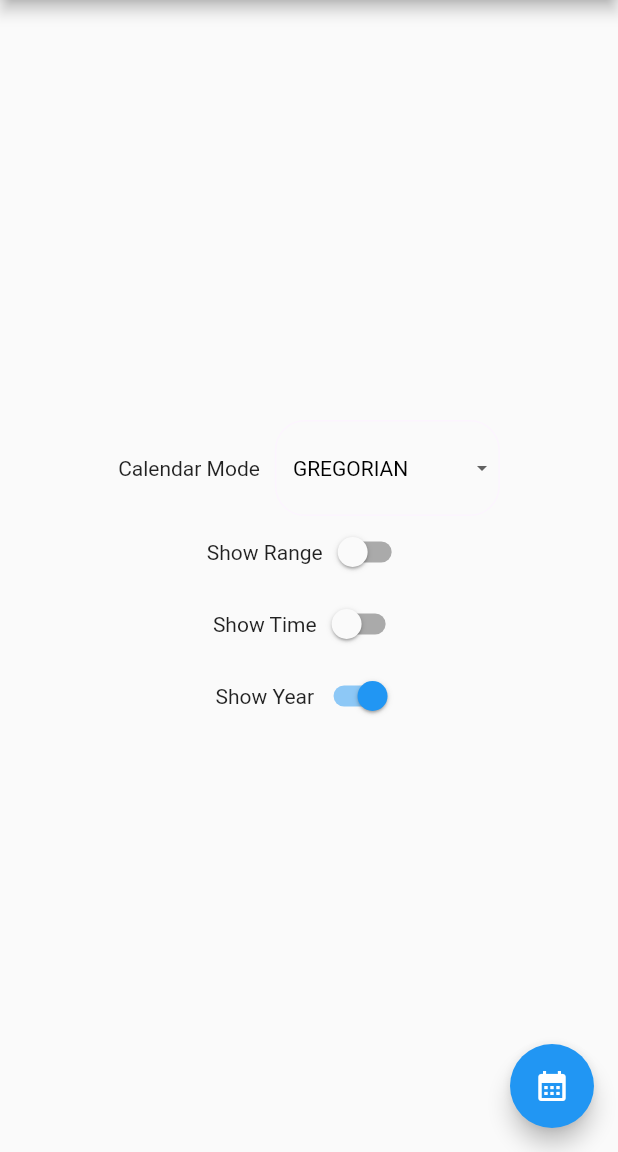
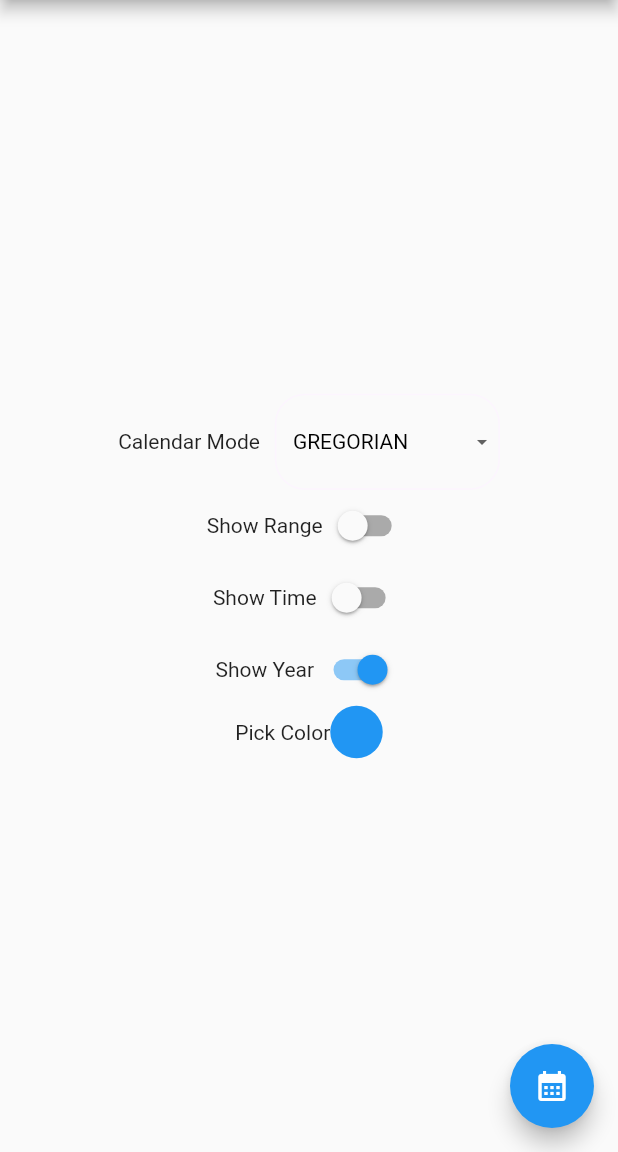
Before and after one commit to FtADev/Date-Picker, a Flutter app: the screen it shows after launch, on a phone screen of 412 x 824 dp, the part 84-1236 px from its top. Run offline on Flutter 3.47's test engine with Material 2 defaults, Android fonts, the phone set to English and light mode, and no system bars; our stand-ins replace flutter_colorpicker, flutter_riverpod, shamsi_date.

Commit message:
Add custom color

```diff
--- a/lib/dialog/date_picker_dialog.dart
+++ b/lib/dialog/date_picker_dialog.dart
@@ -10,6 +10,7 @@ import '../core/calendar_mode.dart';
 import '../functions.dart';
 import '../generated/l10n.dart';
 import '../provider/date_provider.dart';
+import '../provider/main_provider.dart';
 import '../styles.dart';
 import '../widgets/month_view.dart';
 import '../widgets/rounded_button.dart';
@@ -79,6 +80,7 @@ class _MyDatePickerDialogState extends ConsumerState<MyDatePickerDialog> {
   @override
   Widget build(BuildContext context) {
     DateProvider provider = ref.watch(AllProvider.dateProvider);
+    MainProvider mainProvider = ref.watch(AllProvider.mainProvider);
 
     return SimpleDialog(
       shape: RoundedRectangleBorder(
@@ -132,6 +134,8 @@ class _MyDatePickerDialogState extends ConsumerState<MyDatePickerDialog> {
                     calMode: widget.calMode,
                     disableDates: widget.disableDates,
                     isRangeSelection: widget.showRange,
+                    primaryColor: mainProvider.color,
+                    secondaryColor: mainProvider.color.withOpacity(0.2),
                   ),
                   widget.showTime
                       ? Column(
@@ -155,6 +159,7 @@ class _MyDatePickerDialogState extends ConsumerState<MyDatePickerDialog> {
                   ),
                   RoundedButton(
                     title: S.of(context).submit,
+                    color: mainProvider.color,
                     onTap: () {
                       if (widget.showRange) {
                         if (provider.selectedDay1 == null) {
--- a/lib/home.dart
+++ b/lib/home.dart
@@ -4,6 +4,7 @@ import 'package:flutter_riverpod/flutter_riverpod.dart';
 import 'all_providers.dart';
 import 'core/base_datetime.dart';
 import 'core/calendar_mode.dart';
+import 'dialog/color_picker_dialog.dart';
 import 'dialog/date_picker_dialog.dart';
 import 'generated/l10n.dart';
 import 'provider/main_provider.dart';
@@ -108,6 +109,34 @@ class MyHomePage extends ConsumerWidget {
                   },
                 )
               ],
+            ),
+            Row(
+              mainAxisSize: MainAxisSize.min,
+              children: [
+                Text(S.of(context).pickColor),
+                MouseRegion(
+                  cursor: SystemMouseCursors.click,
+                  child: GestureDetector(
+                    onTap: () => showDialog(
+                        context: context,
+                        builder: (_) => ColorPickerDialog(
+                              color: provider.color,
+                              onColorSubmit: (color) {
+                                provider.color = color;
+                                Navigator.pop(context);
+                              },
+                            )),
+                    child: Container(
+                      width: 35,
+                      height: 35,
+                      decoration: BoxDecoration(
+                        borderRadius: BorderRadius.circular(20),
+                        color: provider.color,
+                      ),
+                    ),
+                  ),
+                ),
+              ],
             )
           ],
         ),
--- a/lib/l10n/intl_en.arb
+++ b/lib/l10n/intl_en.arb
@@ -9,5 +9,6 @@
   "showRange": "Show Range",
   "showYear": "Show Year",
   "calMode": "Calendar Mode",
-  "datePicker": "Date Picker"
+  "datePicker": "Date Picker",
+  "pickColor": "Pick Color"
 }
--- a/lib/l10n/intl_fa.arb
+++ b/lib/l10n/intl_fa.arb
@@ -9,5 +9,6 @@
   "showRange": "انتخاب بازه‌ای",
   "showYear": "نشان دادن سال",
   "calMode": "انتخاب تقویم",
-  "datePicker": "نمایش تقویم"
+  "datePicker": "نمایش تقویم",
+  "pickColor": "انتخاب رنگ"
 }
--- a/lib/provider/main_provider.dart
+++ b/lib/provider/main_provider.dart
@@ -10,6 +10,17 @@ class MainProvider extends ChangeNotifier {
     if (value != _locale) {
       _locale = value;
       debugPrint("Locale change to $_locale");
+      notifyListeners();
+    }
+  }
+
+  Color _color = Colors.blue;
+
+  Color get color => _color;
+
+  set color(Color value) {
+    if (value != _color) {
+      _color = value;
       notifyListeners();
     }
   }
--- a/lib/widgets/cells/bordered_cell.dart
+++ b/lib/widgets/cells/bordered_cell.dart
@@ -1,19 +1,19 @@
 import 'package:flutter/material.dart';
 
-import '../../app_colors.dart';
 import '../../styles.dart';
-
 
 class BorderedCell extends StatelessWidget {
   final String text;
   final double cellWidth;
   final double cellHeight;
+  final Color? color;
 
   const BorderedCell({
     Key? key,
     required this.text,
     required this.cellWidth,
     required this.cellHeight,
+    this.color,
   }) : super(key: key);
 
   @override
@@ -25,7 +25,7 @@ class BorderedCell extends StatelessWidget {
         color: Colors.white,
         shape: BoxShape.circle,
         border: Border.all(
-          color: AppColor.pinkColor,
+          color: color ?? Colors.blue,
         ),
       ),
       child: Center(
--- a/lib/widgets/cells/filled_cell.dart
+++ b/lib/widgets/cells/filled_cell.dart
@@ -1,24 +1,25 @@
 import 'package:flutter/material.dart';
 
-import '../../app_colors.dart';
 import '../../styles.dart';
 
 class FilledCell extends StatelessWidget {
   final String text;
   final double cellWidth;
   final double cellHeight;
+  final Color? color;
 
   const FilledCell({
     Key? key,
     required this.text,
     required this.cellWidth,
     required this.cellHeight,
+    this.color,
   }) : super(key: key);
 
   @override
   Widget build(BuildContext context) {
     return CircleAvatar(
-      backgroundColor: AppColor.pinkColor,
+      backgroundColor: color ?? Colors.blue,
       child: SizedBox(
         width: cellWidth,
         height: cellHeight,
--- a/lib/widgets/cells/in_range_cell.dart
+++ b/lib/widgets/cells/in_range_cell.dart
@@ -1,18 +1,19 @@
 import 'package:flutter/material.dart';
 
-import '../../app_colors.dart';
 import '../../styles.dart';
 
 class InRangeCell extends StatelessWidget {
   final String text;
   final double cellWidth;
   final double cellHeight;
+  final Color? color;
 
   const InRangeCell({
     Key? key,
     required this.text,
     required this.cellWidth,
     required this.cellHeight,
+    this.color,
   }) : super(key: key);
 
   @override
@@ -22,8 +23,8 @@ class InRangeCell extends StatelessWidget {
       height: cellHeight,
       child: Container(
         margin: const EdgeInsets.symmetric(vertical: 6),
-        decoration: const BoxDecoration(
-          color: AppColor.lightPinkColor,
+        decoration: BoxDecoration(
+          color: color ?? Colors.blue[200],
         ),
         child: Center(
           child: Text(
--- a/lib/widgets/cells/range_head_cell.dart
+++ b/lib/widgets/cells/range_head_cell.dart
@@ -1,6 +1,5 @@
 import 'package:flutter/material.dart';
 
-import '../../app_colors.dart';
 import '../../styles.dart';
 
 enum HeadPosition { start, end }
@@ -11,6 +10,8 @@ class RangeHeadCell extends StatelessWidget {
   final double cellHeight;
   final HeadPosition headPosition;
   final bool showTail;
+  final Color? primaryColor;
+  final Color? secondaryColor;
 
   const RangeHeadCell({
     Key? key,
@@ -19,6 +20,8 @@ class RangeHeadCell extends StatelessWidget {
     required this.cellHeight,
     required this.headPosition,
     required this.showTail,
+    this.primaryColor,
+    this.secondaryColor,
   }) : super(key: key);
 
   @override
@@ -29,18 +32,20 @@ class RangeHeadCell extends StatelessWidget {
       child: Stack(
         alignment: Alignment.center,
         children: [
-          showTail ? Align(
+          showTail
+              ? Align(
                   alignment: headPosition == HeadPosition.start
                       ? AlignmentDirectional.centerEnd
                       : AlignmentDirectional.centerStart,
                   child: Container(
                     height: cellHeight - 12,
                     width: cellWidth / 2,
-              color: AppColor.lightPinkColor,
+                    color: secondaryColor ?? Colors.blue[200],
                   ),
-          ) : Container(),
+                )
+              : Container(),
           CircleAvatar(
-            backgroundColor: AppColor.pinkColor,
+            backgroundColor: primaryColor ?? Colors.blue,
             child: Center(
               child: Text(
                 text,
--- a/lib/widgets/month_view.dart
+++ b/lib/widgets/month_view.dart
@@ -14,8 +14,12 @@ class MonthView extends ConsumerStatefulWidget {
   final List<DateTime>? disableDates;
   final bool isRangeSelection;
   final CalendarMode calMode;
+  final Color? primaryColor;
+  final Color? secondaryColor;
 
   const MonthView({
+    this.primaryColor,
+    this.secondaryColor,
     required this.calMode,
     required this.isRangeSelection,
     super.key,
@@ -71,6 +75,8 @@ class _RangeSelectionMonthView extends ConsumerState<MonthView> {
       weekdays: weekDayNames,
       disableDates: widget.disableDates,
       isRangeSelection: widget.isRangeSelection,
+      primaryColor: widget.primaryColor,
+      secondaryColor: widget.secondaryColor,
     );
   }
 
--- a/lib/widgets/ui_part.dart
+++ b/lib/widgets/ui_part.dart
@@ -20,7 +20,9 @@ import 'weekday_widget.dart';
 
 class UIPart extends ConsumerStatefulWidget {
   const UIPart(
-      {required this.isRangeSelection,
+      {this.primaryColor,
+      this.secondaryColor,
+      required this.isRangeSelection,
       required this.rowsNumber,
       required this.monthName,
       required this.weekdays,
@@ -38,6 +40,8 @@ class UIPart extends ConsumerStatefulWidget {
   final int indexToSkip;
   final bool isRangeSelection;
   final CalendarMode calMode;
+  final Color? primaryColor;
+  final Color? secondaryColor;
 
   @override
   ConsumerState<UIPart> createState() => _UIPartState();
@@ -104,14 +108,16 @@ class _UIPartState extends ConsumerState<UIPart> {
                             ? generateRangeCell(
                                 currentDay: currentDay,
                                 firstDay: widget.firstDay,
-                                isNotPreviousMonth: ((rowIndex * 7) + colIndex) >=
-                                    widget.indexToSkip,
+                                isNotPreviousMonth:
+                                    ((rowIndex * 7) + colIndex) >=
+                                        widget.indexToSkip,
                               )
                             : generateSingleCell(
                                 currentDay: currentDay,
                                 firstDay: widget.firstDay,
-                                isNotPreviousMonth: ((rowIndex * 7) + colIndex) >=
-                                    widget.indexToSkip,
+                                isNotPreviousMonth:
+                                    ((rowIndex * 7) + colIndex) >=
+                                        widget.indexToSkip,
                               );
                       }
                     },
@@ -142,12 +148,14 @@ class _UIPartState extends ConsumerState<UIPart> {
               cellWidth: cellWidth,
               cellHeight: cellHeight,
               text: currentDay.getDay(),
+              color: widget.primaryColor,
             )
           : currentDay.isToday()
               ? BorderedCell(
                   cellWidth: cellWidth,
                   cellHeight: cellHeight,
                   text: currentDay.getDay(),
+                  color: widget.primaryColor,
                 )
               : NormalCell(
                   cellWidth: cellWidth,
@@ -202,6 +210,7 @@ class _UIPartState extends ConsumerState<UIPart> {
             text: currentDay.getDay(),
             cellWidth: cellWidth,
             cellHeight: cellHeight,
+            color: widget.primaryColor,
           );
         } else {
           // normal
@@ -240,6 +249,8 @@ class _UIPartState extends ConsumerState<UIPart> {
         text: currentDay.getDay(),
         cellWidth: cellWidth,
         cellHeight: cellHeight,
+        primaryColor: widget.primaryColor,
+        secondaryColor: widget.secondaryColor,
         headPosition: HeadPosition.start,
         showTail:
             provider.selectedDay1 != null && provider.selectedDay2 != null,
@@ -250,6 +261,8 @@ class _UIPartState extends ConsumerState<UIPart> {
         text: currentDay.getDay(),
         cellWidth: cellWidth,
         cellHeight: cellHeight,
+        primaryColor: widget.primaryColor,
+        secondaryColor: widget.secondaryColor,
         headPosition: HeadPosition.end,
         showTail:
             provider.selectedDay1 != null && provider.selectedDay2 != null,
@@ -259,6 +272,7 @@ class _UIPartState extends ConsumerState<UIPart> {
         text: currentDay.getDay(),
         cellWidth: cellWidth,
         cellHeight: cellHeight,
+        color: widget.secondaryColor,
       );
     }
 
```
Also changed, not shown: lib/generated/intl/messages_en.dart, lib/generated/intl/messages_fa.dart, lib/generated/l10n.dart. Lines whose indentation alone changed are shown as unchanged.
